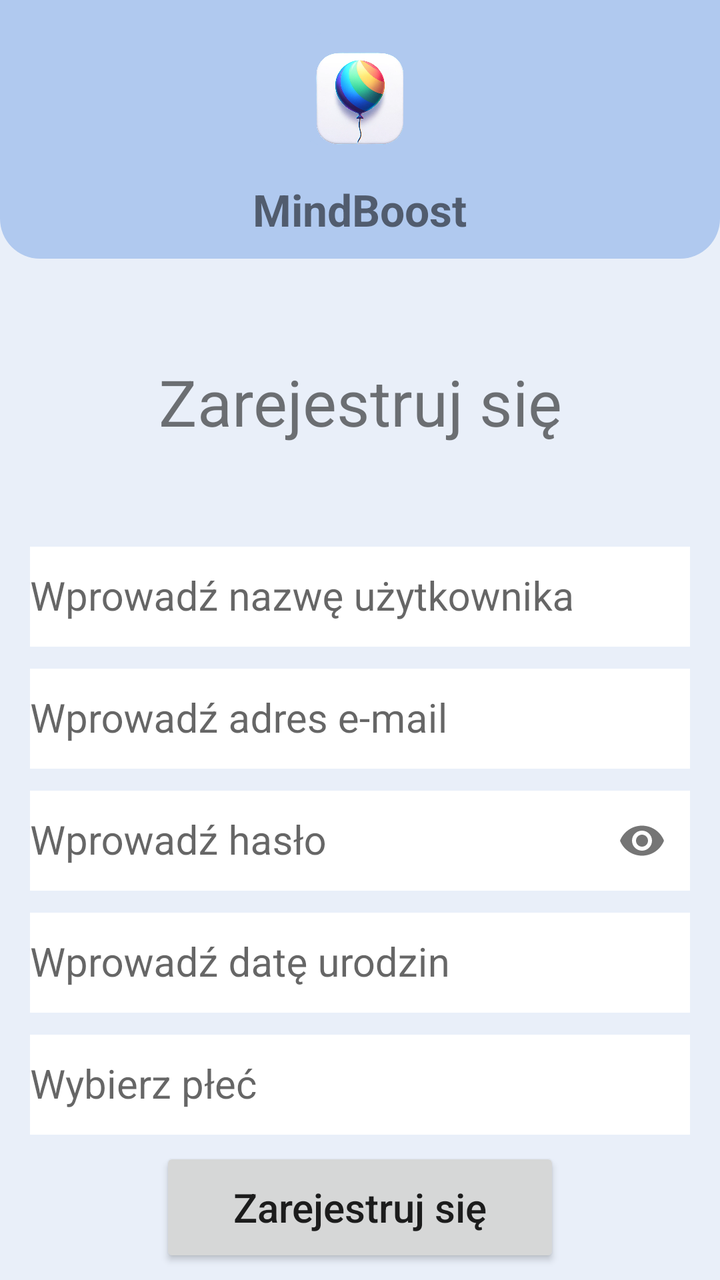
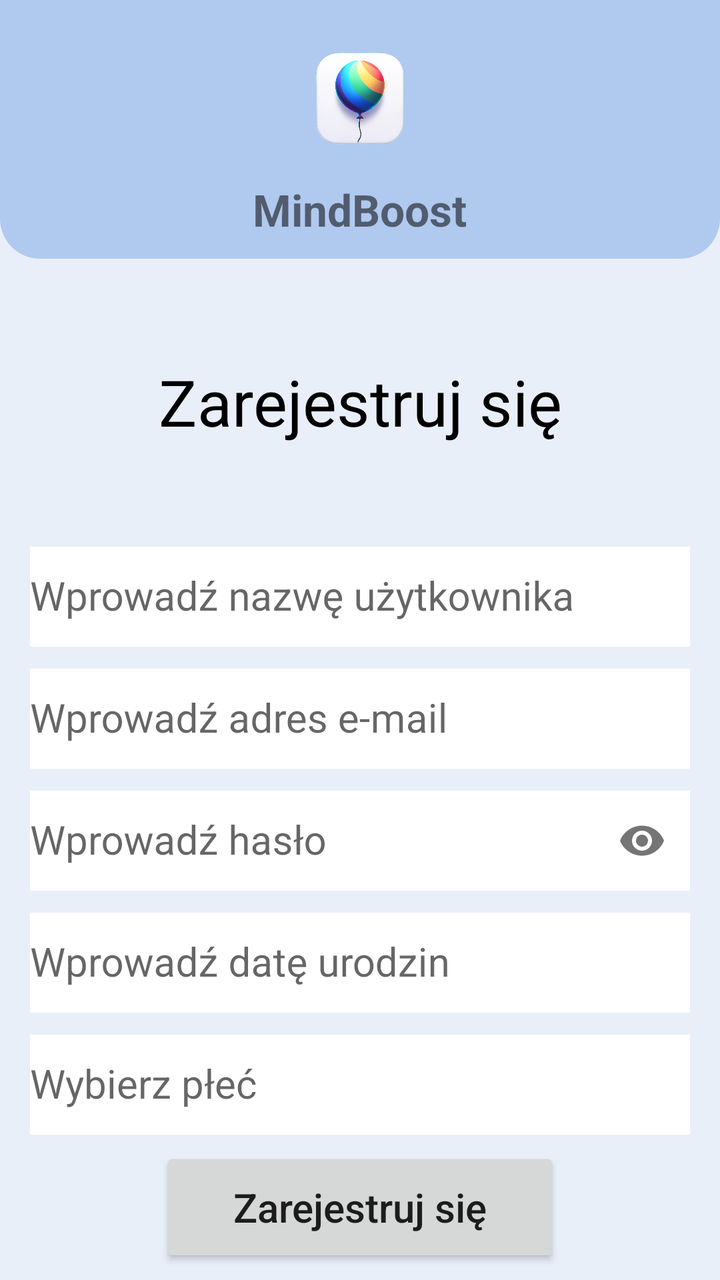

Compare the two renders of this Android layout. The source of the first and the diff that turns it into the second are given below.
<!-- AndroidManifest.xml: application theme Theme.AppCompat.Light.NoActionBar -->
<!-- res/layout/activity_register.xml -->
<?xml version="1.0" encoding="utf-8"?>
<androidx.constraintlayout.widget.ConstraintLayout xmlns:android="http://schemas.android.com/apk/res/android"
    xmlns:app="http://schemas.android.com/apk/res-auto"
    xmlns:tools="http://schemas.android.com/tools"
    android:layout_width="match_parent"
    android:layout_height="match_parent"
    android:background="#E9EFF9"
    tools:context=".Register">

    <RelativeLayout
        android:layout_width="match_parent"
        android:layout_height="wrap_content"
        android:id="@+id/logo"
        android:background="@drawable/rectangle2"
        app:layout_constraintEnd_toEndOf="parent"
        app:layout_constraintStart_toStartOf="parent"
        app:layout_constraintTop_toTopOf="parent">
        <ImageView
            android:id="@+id/logoImageView"
            android:layout_width="wrap_content"
            android:layout_height="wrap_content"
            android:src="@drawable/app_logo"
            android:layout_centerHorizontal="true"
            android:maxHeight="80dp"
            android:maxWidth="80dp"
            android:adjustViewBounds="true"
            />
        <TextView
            android:id="@+id/appName"
            android:layout_width="wrap_content"
            android:layout_height="wrap_content"
            android:text="MindBoost"
            android:textStyle="bold"
            android:layout_below="@id/logoImageView"
            android:layout_centerHorizontal="true"
            android:textAlignment="center"
            android:textSize="22sp" />
    </RelativeLayout>

    <TextView
        android:id="@+id/login_message"
        android:layout_width="match_parent"
        android:layout_height="wrap_content"
        android:layout_marginTop="50dp"
        android:gravity="center"
        android:text="Zarejestruj się"
        android:textSize="32dp"
        app:layout_constraintEnd_toEndOf="parent"
        app:layout_constraintStart_toStartOf="parent"
        app:layout_constraintTop_toBottomOf="@id/logo" />

    <com.google.android.material.textfield.TextInputLayout
        android:id="@+id/textInputLayout0"
        android:layout_width="330dp"
        android:layout_height="wrap_content"
        app:layout_constraintTop_toBottomOf="@+id/login_message"
        android:layout_marginTop="40dp"
        app:layout_constraintStart_toStartOf="parent"
        app:layout_constraintEnd_toEndOf="parent">

        <com.google.android.material.textfield.TextInputEditText
            android:id="@+id/nickname"
            android:layout_width="match_parent"
            android:layout_height="50dp"
            android:background="@color/white"
            android:hint="Wprowadź nazwę użytkownika"
            android:inputType="textEmailAddress"
            android:textSize="20dp" />
    </com.google.android.material.textfield.TextInputLayout>

    
    <com.google.android.material.textfield.TextInputLayout
        android:id="@+id/textInputLayout"
        android:layout_width="330dp"
        android:layout_height="wrap_content"
        app:layout_constraintTop_toBottomOf="@+id/textInputLayout0"
        app:layout_constraintStart_toStartOf="parent"
        app:layout_constraintEnd_toEndOf="parent">

        <com.google.android.material.textfield.TextInputEditText
            android:id="@+id/email"
            android:layout_width="match_parent"
            android:layout_height="50dp"
            android:background="@color/white"
            android:hint="Wprowadź adres e-mail"
            android:inputType="textEmailAddress"
            android:textSize="20dp" />
    </com.google.android.material.textfield.TextInputLayout>

    
    <com.google.android.material.textfield.TextInputLayout
        android:id="@+id/textInputLayout2"
        android:layout_width="330dp"
        android:layout_height="wrap_content"
        app:layout_constraintTop_toBottomOf="@+id/textInputLayout"
        app:layout_constraintStart_toStartOf="parent"
        app:layout_constraintEnd_toEndOf="parent"
        app:passwordToggleEnabled="true"
        >

        <com.google.android.material.textfield.TextInputEditText
            android:id="@+id/password"
            android:layout_width="match_parent"
            android:layout_height="50dp"
            android:background="@color/white"
            android:hint="Wprowadź hasło"
            android:inputType="textPassword"
            android:textSize="20dp"
            />
    </com.google.android.material.textfield.TextInputLayout>

    
    <com.google.android.material.textfield.TextInputLayout
        android:id="@+id/textInputLayout3"
        android:layout_width="330dp"
        android:layout_height="wrap_content"
        app:layout_constraintTop_toBottomOf="@+id/textInputLayout2"
        app:layout_constraintStart_toStartOf="parent"
        app:layout_constraintEnd_toEndOf="parent">

        <com.google.android.material.textfield.TextInputEditText
            android:id="@+id/birthdate"
            android:layout_width="match_parent"
            android:layout_height="50dp"
            android:background="@color/white"
            android:hint="Wprowadź datę urodzin"
            android:inputType="none"
            android:focusable="false"
            android:textSize="20dp" />
    </com.google.android.material.textfield.TextInputLayout>

    
    <com.google.android.material.textfield.TextInputLayout
        android:id="@+id/textInputLayout4"
        android:layout_width="330dp"
        android:layout_height="wrap_content"
        app:layout_constraintTop_toBottomOf="@+id/textInputLayout3"
        app:layout_constraintStart_toStartOf="parent"
        app:layout_constraintEnd_toEndOf="parent">

        <com.google.android.material.textfield.TextInputEditText
            android:id="@+id/gender"
            android:layout_width="match_parent"
            android:layout_height="50dp"
            android:background="@color/white"
            android:hint="Wybierz płeć"
            android:inputType="none"
            android:focusable="false"
            android:textSize="20dp" />
    </com.google.android.material.textfield.TextInputLayout>


    
    <Button
        android:id="@+id/button"
        android:layout_width="200dp"
        android:layout_height="60dp"
        android:gravity="center"
        android:text="Zarejestruj się"
        android:textAllCaps="false"
        android:textSize="20dp"
        app:layout_constraintTop_toBottomOf="@+id/textInputLayout4"
        app:layout_constraintStart_toStartOf="parent"
        app:layout_constraintEnd_toEndOf="parent"
        app:layout_constraintBottom_toBottomOf="parent" />

</androidx.constraintlayout.widget.ConstraintLayout>
<!-- resources referenced by this layout -->
<resources>
  <color name="white">#FFFFFFFF</color>
  <!-- drawable app_logo: png bitmap (drawable, 267549 bytes) -->
  <!-- drawable rectangle2 (drawable) -->
  <?xml version="1.0" encoding="utf-8"?>
  <shape xmlns:android="http://schemas.android.com/apk/res/android" android:id="@+id/listview_background_shape">
      <padding android:left="10dp"
          android:top="10dp"
          android:right="10dp"
          android:bottom="10dp" />
      <corners android:radius="1dp" android:topLeftRadius="0dp" android:topRightRadius="0dp" android:bottomLeftRadius="20dp" android:bottomRightRadius="20dp"/>
      <solid android:color="#B0C9EF" />
  </shape>
</resources>

<!-- the commit's change to res/layout/activity_register.xml (unified diff, before → after) -->
@@ -43,6 +43,7 @@
         android:layout_height="wrap_content"
         android:layout_marginTop="50dp"
         android:gravity="center"
+        android:textColor="@color/black"
         android:text="Zarejestruj się"
         android:textSize="32dp"
         app:layout_constraintEnd_toEndOf="parent"
<!-- resource entries referenced after the edit -->
@@ -1,5 +1,6 @@
 <!-- resources referenced by this layout -->
 <resources>
+  <color name="black">#FF000000</color>
   <color name="white">#FFFFFFFF</color>
   <!-- drawable app_logo: png bitmap (drawable, 267549 bytes) -->
   <!-- drawable rectangle2 (drawable) -->
